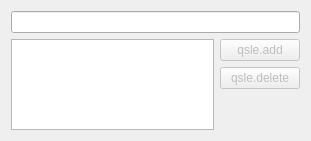
The window that Touché_Configuration/qstringlistedit.ui (GuLinux/Touche) describes before a commit, drawn with Qt 5.
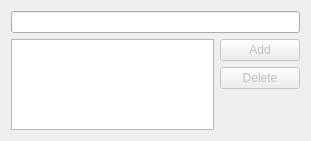
The same window after the commit.

```diff
--- a/Touché_Configuration/qstringlistedit.ui
+++ b/Touché_Configuration/qstringlistedit.ui
@@ -30,7 +30,7 @@
           <bool>false</bool>
          </property>
          <property name="text">
-          <string>qsle.add</string>
+          <string extracomment="qstringlist edit: add button">Add</string>
          </property>
         </widget>
        </item>
@@ -40,7 +40,7 @@
           <bool>false</bool>
          </property>
          <property name="text">
-          <string>qsle.delete</string>
+          <string extracomment="qstringlist edit: delete button">Delete</string>
          </property>
         </widget>
        </item>
```
Left out of the diff: 2 changed lines with no effect on the pictures.
